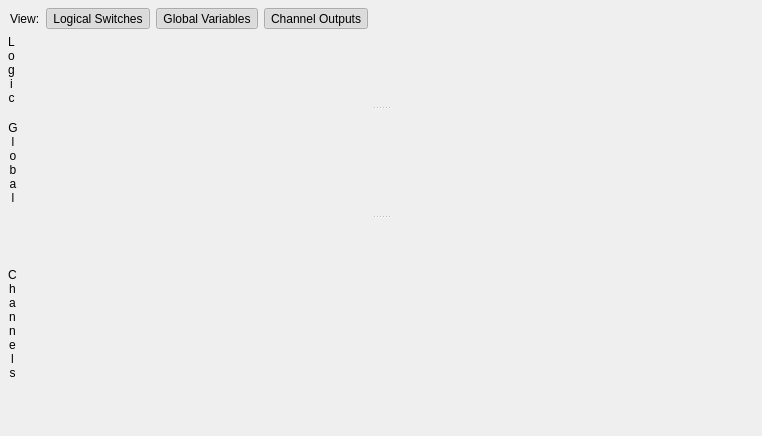
Above: companion/src/simulation/radiooutputswidget.ui from opentx/opentx before the change. Below: the same form after it.
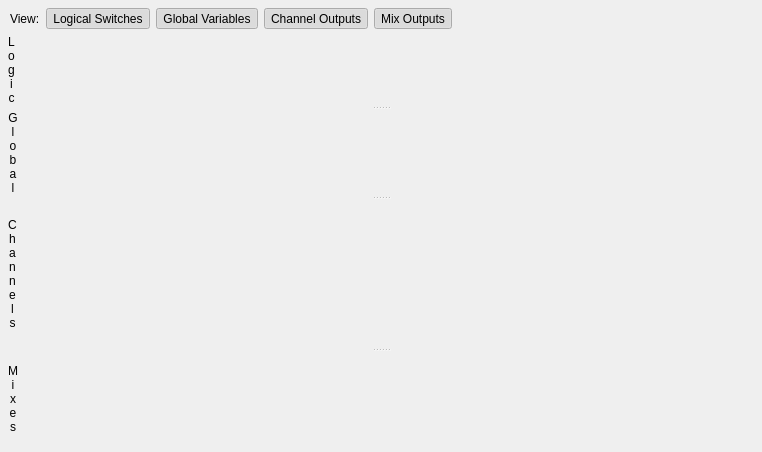
That is the form after the change.

Commit message: [Simulator] Add mixes output display to RadioOutputsWidget (closes #2655).

The edit to the form file:
```diff
--- a/companion/src/simulation/radiooutputswidget.ui
+++ b/companion/src/simulation/radiooutputswidget.ui
@@ -7,7 +7,7 @@
     <x>0</x>
     <y>0</y>
     <width>762</width>
-    <height>436</height>
+    <height>452</height>
    </rect>
   </property>
   <property name="windowTitle">
@@ -126,6 +126,25 @@
         </property>
        </widget>
       </item>
+      <item>
+       <widget class="QToolButton" name="btnMixes">
+        <property name="text">
+         <string>Mix Outputs</string>
+        </property>
+        <property name="checkable">
+         <bool>true</bool>
+        </property>
+        <property name="checked">
+         <bool>true</bool>
+        </property>
+        <property name="toolButtonStyle">
+         <enum>Qt::ToolButtonTextBesideIcon</enum>
+        </property>
+        <property name="autoRaise">
+         <bool>true</bool>
+        </property>
+       </widget>
+      </item>
       <item>
        <spacer name="horizontalSpacer">
         <property name="orientation">
@@ -297,7 +316,7 @@
             <x>0</x>
             <y>0</y>
             <width>739</width>
-            <height>101</height>
+            <height>78</height>
            </rect>
           </property>
          </widget>
@@ -374,7 +393,81 @@
             <x>0</x>
             <y>0</y>
             <width>739</width>
-            <height>194</height>
+            <height>128</height>
+           </rect>
+          </property>
+         </widget>
+        </widget>
+       </item>
+      </layout>
+     </widget>
+     <widget class="QWidget" name="mixersWidget" native="true">
+      <property name="sizePolicy">
+       <sizepolicy hsizetype="Preferred" vsizetype="Preferred">
+        <horstretch>0</horstretch>
+        <verstretch>3</verstretch>
+       </sizepolicy>
+      </property>
+      <layout class="QHBoxLayout" name="horizontalLayout_11">
+       <property name="spacing">
+        <number>0</number>
+       </property>
+       <property name="leftMargin">
+        <number>1</number>
+       </property>
+       <property name="topMargin">
+        <number>1</number>
+       </property>
+       <property name="rightMargin">
+        <number>1</number>
+       </property>
+       <property name="bottomMargin">
+        <number>1</number>
+       </property>
+       <item>
+        <widget class="QLabel" name="label_11">
+         <property name="sizePolicy">
+          <sizepolicy hsizetype="Fixed" vsizetype="Preferred">
+           <horstretch>0</horstretch>
+           <verstretch>0</verstretch>
+          </sizepolicy>
+         </property>
+         <property name="midLineWidth">
+          <number>3</number>
+         </property>
+         <property name="text">
+          <string>M
+i
+x
+e
+s</string>
+         </property>
+         <property name="alignment">
+          <set>Qt::AlignCenter</set>
+         </property>
+         <property name="wordWrap">
+          <bool>true</bool>
+         </property>
+         <property name="heading" stdset="0">
+          <bool>true</bool>
+         </property>
+        </widget>
+       </item>
+       <item>
+        <widget class="QScrollArea" name="mixersScroll">
+         <property name="frameShape">
+          <enum>QFrame::NoFrame</enum>
+         </property>
+         <property name="widgetResizable">
+          <bool>true</bool>
+         </property>
+         <widget class="QWidget" name="scrollAreaWidgetContents_12">
+          <property name="geometry">
+           <rect>
+            <x>0</x>
+            <y>0</y>
+            <width>738</width>
+            <height>118</height>
            </rect>
           </property>
          </widget>
```
Left out of the diff: 18 changed lines with no effect on the pictures. The commit also changes 3 other files.
